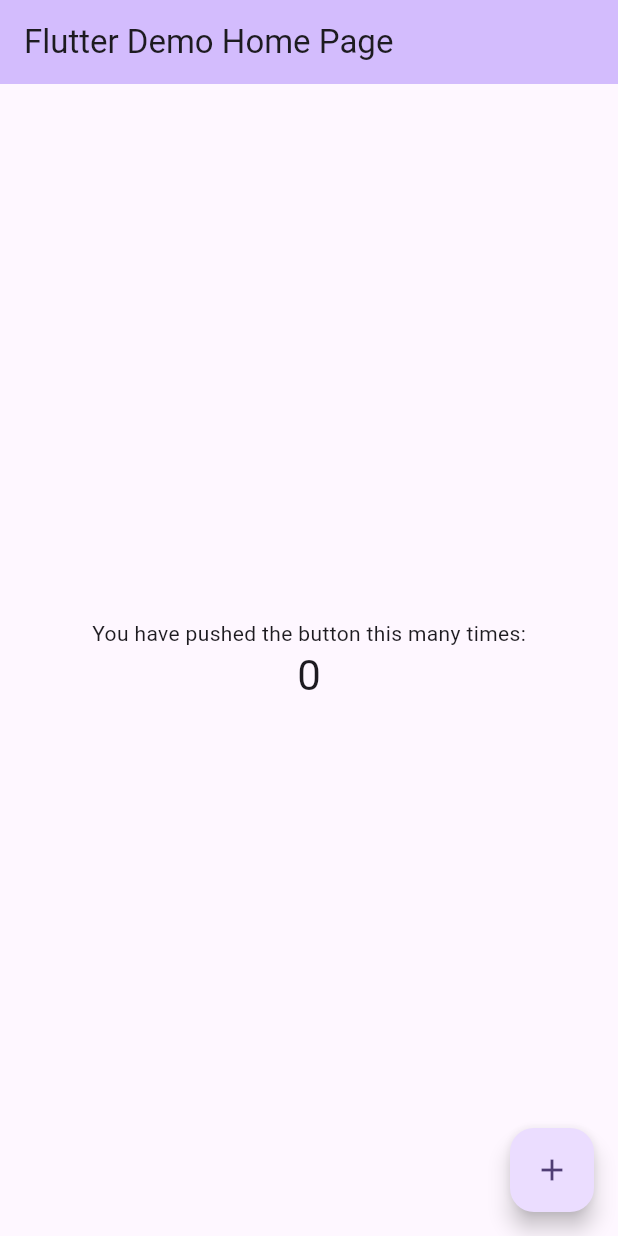
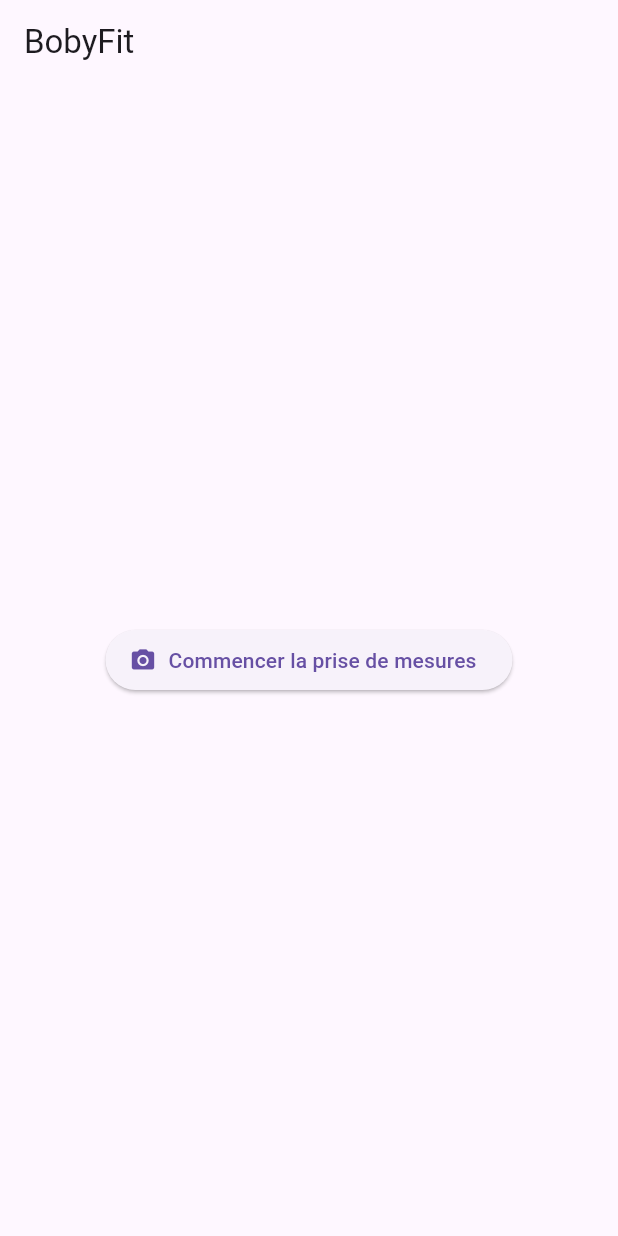
Before and after one commit to Achille1279/bodyfit, a Flutter app: the screen it shows after launch, on a phone screen of 412 x 824 dp. Run offline on Flutter 3.47's test engine with Material 3 defaults, Android fonts, the phone set to English and light mode, and no system bars; our stand-ins replace camera; missing offline and left inert: google_mlkit_pose_detection.

Commit message:
💾 Sauvegarde état actuel : navigation et UI de base fonctionnelle, camera integré

```diff
--- a/lib/main.dart
+++ b/lib/main.dart
@@ -1,122 +1,29 @@
 import 'package:flutter/material.dart';
+import 'screens/home_screen.dart';
+import 'screens/result_screen.dart';
+
 
 void main() {
-  runApp(const MyApp());
+  runApp(const BodyFitApp());
 }
 
-class MyApp extends StatelessWidget {
-  const MyApp({super.key});
+class BodyFitApp extends StatelessWidget {
+  const BodyFitApp({Key? key}) : super(key: key);
 
-  // This widget is the root of your application.
   @override
   Widget build(BuildContext context) {
     return MaterialApp(
-      title: 'Flutter Demo',
+      title: 'BodyFit',
       theme: ThemeData(
-        // This is the theme of your application.
-        //
-        // TRY THIS: Try running your application with "flutter run". You'll see
-        // the application has a purple toolbar. Then, without quitting the app,
-        // try changing the seedColor in the colorScheme below to Colors.green
-        // and then invoke "hot reload" (save your changes or press the "hot
-        // reload" button in a Flutter-supported IDE, or press "r" if you used
-        // the command line to start the app).
-        //
-        // Notice that the counter didn't reset back to zero; the application
-        // state is not lost during the reload. To reset the state, use hot
-        // restart instead.
-        //
-        // This works for code too, not just values: Most code changes can be
-        // tested with just a hot reload.
-        colorScheme: ColorScheme.fromSeed(seedColor: Colors.deepPurple),
+        primarySwatch: Colors.deepPurple,
       ),
-      home: const MyHomePage(title: 'Flutter Demo Home Page'),
+      home: const HomeScreen(),
+      routes: {
+        '/result': (context) {
+          final args = ModalRoute.of(context)!.settings.arguments as List<String>;
+          return ResultScreen(pictures: args);
+        },
+      },
     );
   }
 }
-
-class MyHomePage extends StatefulWidget {
-  const MyHomePage({super.key, required this.title});
-
-  // This widget is the home page of your application. It is stateful, meaning
-  // that it has a State object (defined below) that contains fields that affect
-  // how it looks.
-
-  // This class is the configuration for the state. It holds the values (in this
-  // case the title) provided by the parent (in this case the App widget) and
-  // used by the build method of the State. Fields in a Widget subclass are
-  // always marked "final".
-
-  final String title;
-
-  @override
-  State<MyHomePage> createState() => _MyHomePageState();
-}
-
-class _MyHomePageState extends State<MyHomePage> {
-  int _counter = 0;
-
-  void _incrementCounter() {
-    setState(() {
-      // This call to setState tells the Flutter framework that something has
-      // changed in this State, which causes it to rerun the build method below
-      // so that the display can reflect the updated values. If we changed
-      // _counter without calling setState(), then the build method would not be
-      // called again, and so nothing would appear to happen.
-      _counter++;
-    });
-  }
-
-  @override
-  Widget build(BuildContext context) {
-    // This method is rerun every time setState is called, for instance as done
-    // by the _incrementCounter method above.
-    //
-    // The Flutter framework has been optimized to make rerunning build methods
-    // fast, so that you can just rebuild anything that needs updating rather
-    // than having to individually change instances of widgets.
-    return Scaffold(
-      appBar: AppBar(
-        // TRY THIS: Try changing the color here to a specific color (to
-        // Colors.amber, perhaps?) and trigger a hot reload to see the AppBar
-        // change color while the other colors stay the same.
-        backgroundColor: Theme.of(context).colorScheme.inversePrimary,
-        // Here we take the value from the MyHomePage object that was created by
-        // the App.build method, and use it to set our appbar title.
-        title: Text(widget.title),
-      ),
-      body: Center(
-        // Center is a layout widget. It takes a single child and positions it
-        // in the middle of the parent.
-        child: Column(
-          // Column is also a layout widget. It takes a list of children and
-          // arranges them vertically. By default, it sizes itself to fit its
-          // children horizontally, and tries to be as tall as its parent.
-          //
-          // Column has various properties to control how it sizes itself and
-          // how it positions its children. Here we use mainAxisAlignment to
-          // center the children vertically; the main axis here is the vertical
-          // axis because Columns are vertical (the cross axis would be
-          // horizontal).
-          //
-          // TRY THIS: Invoke "debug painting" (choose the "Toggle Debug Paint"
-          // action in the IDE, or press "p" in the console), to see the
-          // wireframe for each widget.
-          mainAxisAlignment: MainAxisAlignment.center,
-          children: <Widget>[
-            const Text('You have pushed the button this many times:'),
-            Text(
-              '$_counter',
-              style: Theme.of(context).textTheme.headlineMedium,
-            ),
-          ],
-        ),
-      ),
-      floatingActionButton: FloatingActionButton(
-        onPressed: _incrementCounter,
-        tooltip: 'Increment',
-        child: const Icon(Icons.add),
-      ), // This trailing comma makes auto-formatting nicer for build methods.
-    );
-  }
-}
--- /dev/null
+++ b/lib/screens/home_screen.dart
@@ -0,0 +1,32 @@
+import 'package:flutter/material.dart';
+import 'photo_step_screen.dart';
+
+class HomeScreen extends StatelessWidget {
+  const HomeScreen({Key? key}) : super(key: key);
+
+  @override
+  Widget build(BuildContext context) {
+    return Scaffold(
+      appBar: AppBar(
+        title: const Text('BobyFit'),
+      ),
+      body: Center(
+        child: ElevatedButton.icon(
+          icon: const Icon(Icons.camera_alt),
+          label: const Text("Commencer la prise de mesures"),
+          onPressed: () {
+            Navigator.push(
+              context,
+              MaterialPageRoute(
+                builder: (context) => const PhotoStepScreen(
+                  stepIndex: 0,
+                  pictures: [],
+                ),
+              ),
+            );
+          },
+        ),
+      ),
+    );
+  }
+}
--- a/pubspec.yaml
+++ b/pubspec.yaml
@@ -30,6 +30,9 @@ environment:
 dependencies:
   flutter:
     sdk: flutter
+  camera: ^0.10.6
+  google_mlkit_pose_detection: ^0.14.0
+
 
   # The following adds the Cupertino Icons font to your application.
   # Use with the CupertinoIcons class for iOS style icons.
```
Also changed, not shown: lib/screens/camera_screen.dart (added, +140 -0 lines), lib/screens/photo_step_screen.dart (added, +87 -0 lines), lib/screens/result_screen.dart (added, +24 -0 lines), pubspec.lock, 1 other file.
